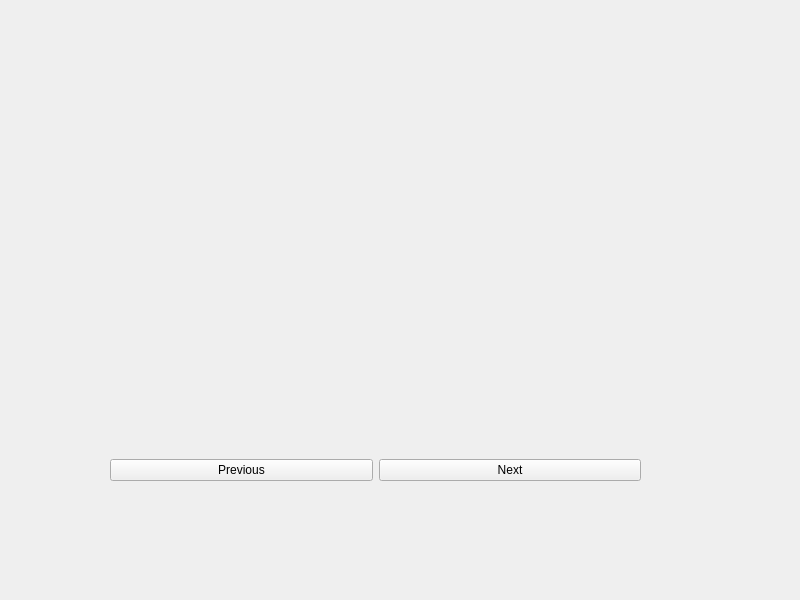
Before: the Qt Designer form inputform.ui in hsetlik/CodexQt, drawn with Qt 5.
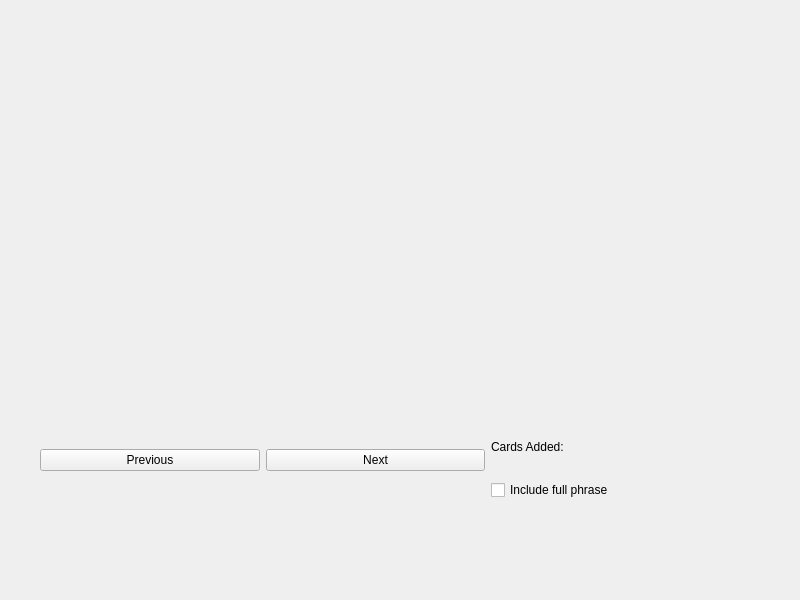
After: the same form once the commit is applied.

```diff
--- a/inputform.ui
+++ b/inputform.ui
@@ -27,9 +27,9 @@
   <widget class="QWidget" name="horizontalLayoutWidget">
    <property name="geometry">
     <rect>
-     <x>110</x>
-     <y>430</y>
-     <width>531</width>
+     <x>40</x>
+     <y>420</y>
+     <width>671</width>
      <height>80</height>
     </rect>
    </property>
@@ -48,6 +48,27 @@
       </property>
      </widget>
     </item>
+    <item>
+     <layout class="QVBoxLayout" name="verticalRight">
+      <item>
+       <widget class="QLabel" name="numCardsLabel">
+        <property name="text">
+         <string>Cards Added: </string>
+        </property>
+        <property name="margin">
+         <number>1</number>
+        </property>
+       </widget>
+      </item>
+      <item>
+       <widget class="QCheckBox" name="fullBox">
+        <property name="text">
+         <string>Include full phrase</string>
+        </property>
+       </widget>
+      </item>
+     </layout>
+    </item>
    </layout>
   </widget>
  </widget>
```
